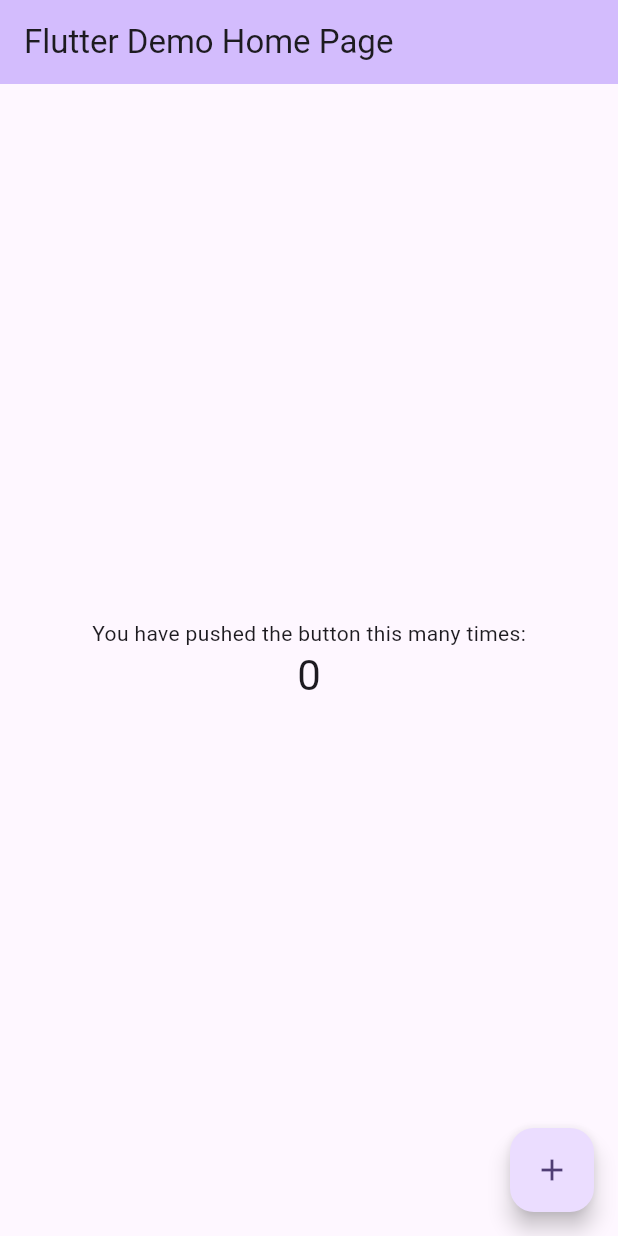
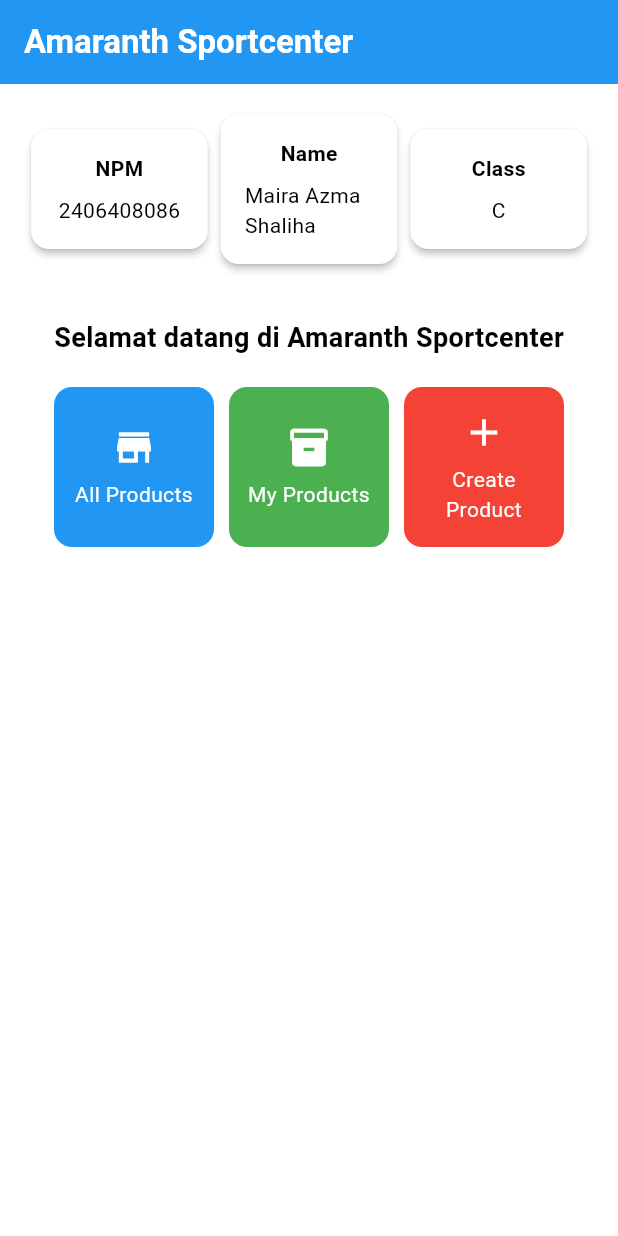
Before and after one commit to mairazma/football-shop-mobile, a Flutter app: the screen it shows after launch, on a phone screen of 412 x 824 dp. Run offline on Flutter 3.47's test engine with Material 3 defaults, Android fonts, the phone set to English and light mode, and no system bars.

Commit message:
Tugas 7 Done

```diff
--- a/lib/main.dart
+++ b/lib/main.dart
@@ -1,4 +1,6 @@
 import 'package:flutter/material.dart';
+import 'package:amaranth_sportcenter/menu.dart';
+
 
 void main() {
   runApp(const MyApp());
@@ -28,95 +30,10 @@
         //
         // This works for code too, not just values: Most code changes can be
         // tested with just a hot reload.
-        colorScheme: ColorScheme.fromSeed(seedColor: Colors.deepPurple),
+        colorScheme: ColorScheme.fromSwatch(primarySwatch: Colors.blue)
+            .copyWith(secondary: Colors.blueAccent[400]),
       ),
-      home: const MyHomePage(title: 'Flutter Demo Home Page'),
+      home: MyHomePage(),
     );
   }
 }
-
-class MyHomePage extends StatefulWidget {
-  const MyHomePage({super.key, required this.title});
-
-  // This widget is the home page of your application. It is stateful, meaning
-  // that it has a State object (defined below) that contains fields that affect
-  // how it looks.
-
-  // This class is the configuration for the state. It holds the values (in this
-  // case the title) provided by the parent (in this case the App widget) and
-  // used by the build method of the State. Fields in a Widget subclass are
-  // always marked "final".
-
-  final String title;
-
-  @override
-  State<MyHomePage> createState() => _MyHomePageState();
-}
-
-class _MyHomePageState extends State<MyHomePage> {
-  int _counter = 0;
-
-  void _incrementCounter() {
-    setState(() {
-      // This call to setState tells the Flutter framework that something has
-      // changed in this State, which causes it to rerun the build method below
-      // so that the display can reflect the updated values. If we changed
-      // _counter without calling setState(), then the build method would not be
-      // called again, and so nothing would appear to happen.
-      _counter++;
-    });
-  }
-
-  @override
-  Widget build(BuildContext context) {
-    // This method is rerun every time setState is called, for instance as done
-    // by the _incrementCounter method above.
-    //
-    // The Flutter framework has been optimized to make rerunning build methods
-    // fast, so that you can just rebuild anything that needs updating rather
-    // than having to individually change instances of widgets.
-    return Scaffold(
-      appBar: AppBar(
-        // TRY THIS: Try changing the color here to a specific color (to
-        // Colors.amber, perhaps?) and trigger a hot reload to see the AppBar
-        // change color while the other colors stay the same.
-        backgroundColor: Theme.of(context).colorScheme.inversePrimary,
-        // Here we take the value from the MyHomePage object that was created by
-        // the App.build method, and use it to set our appbar title.
-        title: Text(widget.title),
-      ),
-      body: Center(
-        // Center is a layout widget. It takes a single child and positions it
-        // in the middle of the parent.
-        child: Column(
-          // Column is also a layout widget. It takes a list of children and
-          // arranges them vertically. By default, it sizes itself to fit its
-          // children horizontally, and tries to be as tall as its parent.
-          //
-          // Column has various properties to control how it sizes itself and
-          // how it positions its children. Here we use mainAxisAlignment to
-          // center the children vertically; the main axis here is the vertical
-          // axis because Columns are vertical (the cross axis would be
-          // horizontal).
-          //
-          // TRY THIS: Invoke "debug painting" (choose the "Toggle Debug Paint"
-          // action in the IDE, or press "p" in the console), to see the
-          // wireframe for each widget.
-          mainAxisAlignment: MainAxisAlignment.center,
-          children: <Widget>[
-            const Text('You have pushed the button this many times:'),
-            Text(
-              '$_counter',
-              style: Theme.of(context).textTheme.headlineMedium,
-            ),
-          ],
-        ),
-      ),
-      floatingActionButton: FloatingActionButton(
-        onPressed: _incrementCounter,
-        tooltip: 'Increment',
-        child: const Icon(Icons.add),
-      ), // This trailing comma makes auto-formatting nicer for build methods.
-    );
-  }
-}
--- /dev/null
+++ b/lib/menu.dart
@@ -0,0 +1,189 @@
+import 'package:flutter/material.dart';
+
+class MyHomePage extends StatelessWidget {
+  MyHomePage({super.key});
+
+  final String nama = "Maira Azma Shaliha"; //nama
+  final String npm = "2406408086"; //npm
+  final String kelas = "C"; //kelas
+  final List<ItemHomepage> items = [
+    ItemHomepage("All Products", Icons.store, Colors.blue),
+    ItemHomepage("My Products", Icons.inventory, Colors.green),
+    ItemHomepage("Create Product", Icons.add, Colors.red),
+  ];
+
+  @override
+  Widget build(BuildContext context) {
+    // Scaffold menyediakan struktur dasar halaman dengan AppBar dan body.
+    return Scaffold(
+      // AppBar adalah bagian atas halaman yang menampilkan judul.
+      appBar: AppBar(
+        // Judul aplikasi "Football News" dengan teks putih dan tebal.
+        title: const Text(
+          'Amaranth Sportcenter',
+          style: TextStyle(
+            color: Colors.white,
+            fontWeight: FontWeight.bold,
+          ),
+        ),
+        // Warna latar belakang AppBar diambil dari skema warna tema aplikasi.
+        backgroundColor: Theme.of(context).colorScheme.primary,
+      ),
+      // Body halaman dengan padding di sekelilingnya.
+      body: Padding(
+        padding: const EdgeInsets.all(16.0),
+        // Menyusun widget secara vertikal dalam sebuah kolom.
+        child: Column(
+          crossAxisAlignment: CrossAxisAlignment.center,
+          children: [
+            // Row untuk menampilkan 3 InfoCard secara horizontal.
+            Row(
+              mainAxisAlignment: MainAxisAlignment.spaceEvenly,
+              children: [
+                InfoCard(title: 'NPM', content: npm),
+                InfoCard(title: 'Name', content: nama),
+                InfoCard(title: 'Class', content: kelas),
+              ],
+            ),
+
+            // Memberikan jarak vertikal 16 unit.
+            const SizedBox(height: 16.0),
+
+            // Menempatkan widget berikutnya di tengah halaman.
+            Center(
+              child: Column(
+                // Menyusun teks dan grid item secara vertikal.
+
+                children: [
+                  // Menampilkan teks sambutan dengan gaya tebal dan ukuran 18.
+                  const Padding(
+                    padding: EdgeInsets.only(top: 16.0),
+                    child: Text(
+                      'Selamat datang di Amaranth Sportcenter',
+                      style: TextStyle(
+                        fontWeight: FontWeight.bold,
+                        fontSize: 18.0,
+                      ),
+                    ),
+                  ),
+
+                  // Grid untuk menampilkan ItemCard dalam bentuk grid 3 kolom.
+                  GridView.count(
+                    primary: true,
+                    padding: const EdgeInsets.all(20),
+                    crossAxisSpacing: 10,
+                    mainAxisSpacing: 10,
+                    crossAxisCount: 3,
+                    // Agar grid menyesuaikan tinggi kontennya.
+                    shrinkWrap: true,
+
+                    // Menampilkan ItemCard untuk setiap item dalam list items.
+                    children: items.map((ItemHomepage item) {
+                      return ItemCard(item);
+                    }).toList(),
+                  ),
+                ],
+              ),
+            ),
+          ],
+        ),
+      ),
+    );
+  }
+}
+
+class InfoCard extends StatelessWidget {
+  // Kartu informasi yang menampilkan title dan content.
+
+  final String title;  // Judul kartu.
+  final String content;  // Isi kartu.
+
+  const InfoCard({super.key, required this.title, required this.content});
+
+  @override
+  Widget build(BuildContext context) {
+    return Card(
+      // Membuat kotak kartu dengan bayangan dibawahnya.
+      elevation: 2.0,
+      child: Container(
+        // Mengatur ukuran dan jarak di dalam kartu.
+        width: MediaQuery.of(context).size.width / 3.5, // menyesuaikan dengan lebar device yang digunakan.
+        padding: const EdgeInsets.all(16.0),
+        // Menyusun title dan content secara vertikal.
+        child: Column(
+          children: [
+            Text(
+              title,
+              style: const TextStyle(fontWeight: FontWeight.bold),
+            ),
+            const SizedBox(height: 8.0),
+            Text(content),
+          ],
+        ),
+      ),
+    );
+  }
+}
+
+class ItemHomepage {
+  final String name;
+  final IconData icon;
+  final Color color;
+
+  ItemHomepage(this.name, this.icon, this.color);
+}
+
+class ItemCard extends StatelessWidget {
+  // Menampilkan kartu dengan ikon dan nama.
+
+  final ItemHomepage item;
+
+  const ItemCard(this.item, {super.key});
+
+  @override
+  Widget build(BuildContext context) {
+    return Material(
+      // Menentukan warna latar belakang dari tema aplikasi.
+      color: item.color,
+      // Membuat sudut kartu melengkung.
+      borderRadius: BorderRadius.circular(12),
+
+      child: InkWell(
+        borderRadius: BorderRadius.circular(12),
+        // Aksi ketika kartu ditekan.
+        onTap: () {
+          // Menampilkan pesan SnackBar saat kartu ditekan.
+          ScaffoldMessenger.of(context)
+            ..hideCurrentSnackBar()
+            ..showSnackBar(
+                SnackBar(content: Text("Kamu telah menekan tombol ${item.name}"))
+            );
+        },
+        // Container untuk menyimpan Icon dan Text
+        child: Container(
+          padding: const EdgeInsets.all(8),
+          child: Center(
+            child: Column(
+              // Menyusun ikon dan teks di tengah kartu.
+              mainAxisAlignment: MainAxisAlignment.center,
+              children: [
+                Icon(
+                  item.icon,
+                  color: Colors.white,
+                  size: 30.0,
+                ),
+                const Padding(padding: EdgeInsets.all(3)),
+                Text(
+                  item.name,
+                  textAlign: TextAlign.center,
+                  style: const TextStyle(color: Colors.white),
+                ),
+              ],
+            ),
+          ),
+        ),
+      ),
+    );
+  }
+
+}
```
Also changed, not shown: 1 other file.
